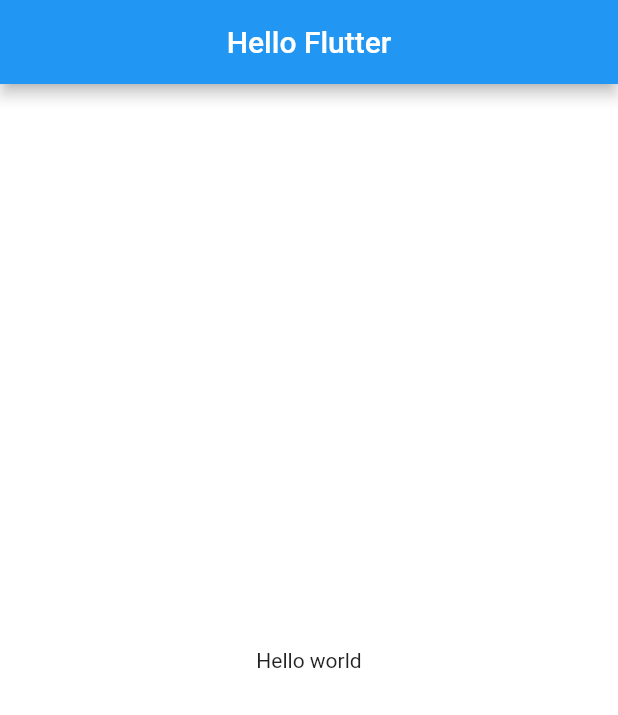
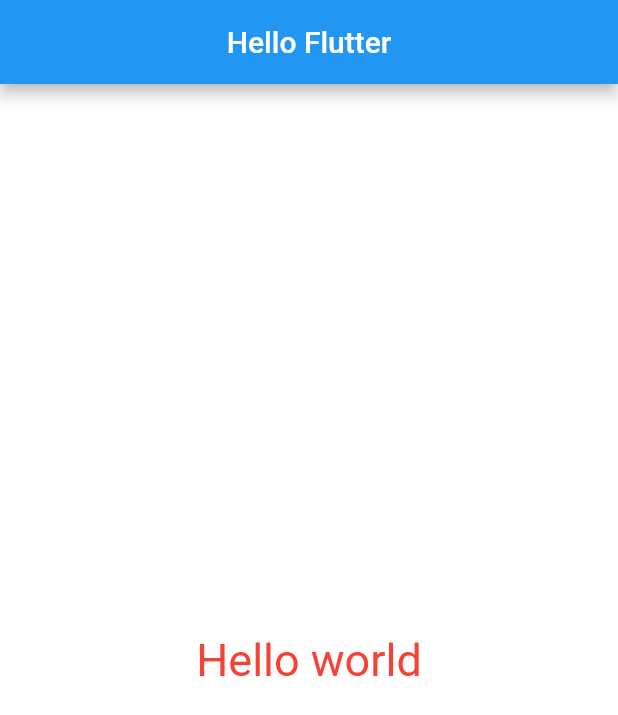
Before and after one commit to LucianoFraga27/Flutter_01_Widgets, a Flutter app: the screen it shows after launch, on a phone screen of 412 x 824 dp. Shown: the top 715 px of the screen. Run offline on Flutter 3.47's test engine with Material 2 defaults, Android fonts, the phone set to English and light mode, and no system bars; missing offline and left inert: dart:ffi.

Commit message:
style: TextSyle(fontSize, color)

```diff
--- a/lib/main.dart
+++ b/lib/main.dart
@@ -36,7 +36,11 @@ class HomePage extends StatelessWidget {
       body: Container(
           color: Colors.white,
           child: Center(
-            child: Text('Hello world'),
+            child: Text('Hello world',
+            style: TextStyle(
+              fontSize: 30,
+              color: Colors.red
+            )),
           ),
       ),
     );
```
